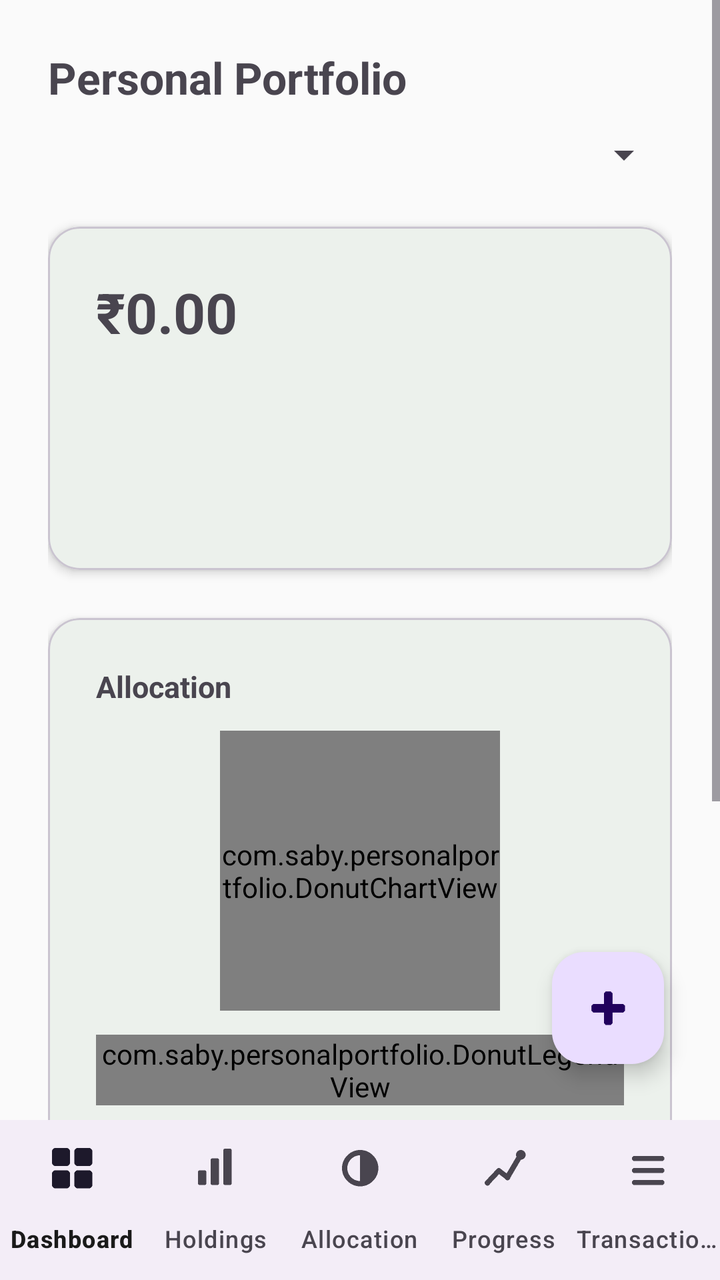
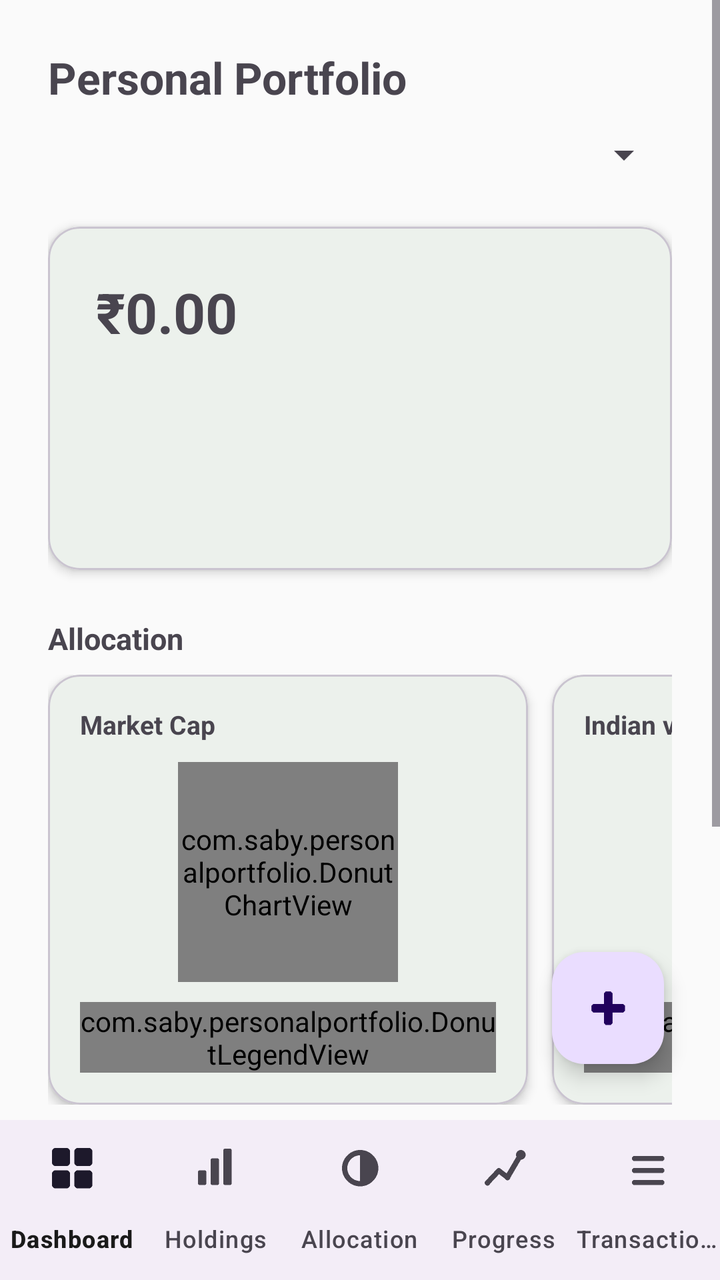

Two renders of the same Android screen: before a commit and after it. Below are the layout's source before the change and the commit's diff.
<!-- AndroidManifest.xml: application theme Theme.PersonalPortfolio -->
<!-- res/layout/activity_main.xml -->
<?xml version="1.0" encoding="utf-8"?>
<LinearLayout xmlns:android="http://schemas.android.com/apk/res/android"
    xmlns:app="http://schemas.android.com/apk/res-auto"
    android:layout_width="match_parent"
    android:layout_height="match_parent"
    android:orientation="vertical">

    <FrameLayout
        android:layout_width="match_parent"
        android:layout_height="0dp"
        android:layout_weight="1">

        <ScrollView
            android:layout_width="match_parent"
            android:layout_height="match_parent">

            <LinearLayout
                android:layout_width="match_parent"
                android:layout_height="wrap_content"
                android:orientation="vertical"
                android:padding="24dp">

                <TextView
                    android:layout_width="match_parent"
                    android:layout_height="wrap_content"
                    android:text="Personal Portfolio"
                    android:textSize="22sp"
                    android:textStyle="bold" />

                <Spinner
                    android:id="@+id/dashboardMemberSpinner"
                    android:layout_width="match_parent"
                    android:layout_height="wrap_content"
                    android:layout_marginTop="12dp" />

                <com.google.android.material.card.MaterialCardView
                    android:layout_width="match_parent"
                    android:layout_height="wrap_content"
                    android:layout_marginTop="24dp"
                    app:cardCornerRadius="16dp"
                    app:cardElevation="3dp">

                    <LinearLayout
                        android:layout_width="match_parent"
                        android:layout_height="wrap_content"
                        android:orientation="vertical"
                        android:padding="24dp">

                        <TextView
                            android:id="@+id/dashboardTotalValue"
                            android:layout_width="match_parent"
                            android:layout_height="wrap_content"
                            android:textSize="28sp"
                            android:textStyle="bold"
                            android:text="₹0.00" />

                        <TextView
                            android:id="@+id/dashboardGainLine"
                            android:layout_width="match_parent"
                            android:layout_height="wrap_content"
                            android:layout_marginTop="8dp"
                            android:textSize="15sp" />

                        <TextView
                            android:id="@+id/dashboardXirrLine"
                            android:layout_width="match_parent"
                            android:layout_height="wrap_content"
                            android:layout_marginTop="8dp"
                            android:textSize="15sp" />

                        <TextView
                            android:id="@+id/dashboardHoldingsCountLine"
                            android:layout_width="match_parent"
                            android:layout_height="wrap_content"
                            android:layout_marginTop="12dp"
                            android:textSize="13sp"
                            android:textColor="#757575" />

                    </LinearLayout>

                </com.google.android.material.card.MaterialCardView>

                <com.google.android.material.card.MaterialCardView
                    android:layout_width="match_parent"
                    android:layout_height="wrap_content"
                    android:layout_marginTop="24dp"
                    app:cardCornerRadius="16dp"
                    app:cardElevation="3dp">

                    <LinearLayout
                        android:layout_width="match_parent"
                        android:layout_height="wrap_content"
                        android:orientation="vertical"
                        android:gravity="center_horizontal"
                        android:padding="24dp">

                        <TextView
                            android:layout_width="match_parent"
                            android:layout_height="wrap_content"
                            android:text="Allocation"
                            android:textSize="15sp"
                            android:textStyle="bold" />

                        <com.saby.personalportfolio.DonutChartView
                            android:id="@+id/dashboardDonut"
                            android:layout_width="140dp"
                            android:layout_height="140dp"
                            android:layout_marginTop="12dp" />

                        <com.saby.personalportfolio.DonutLegendView
                            android:id="@+id/dashboardDonutLegend"
                            android:layout_width="match_parent"
                            android:layout_height="wrap_content"
                            android:layout_marginTop="12dp" />

                        <TextView
                            android:id="@+id/dashboardAllocationHint"
                            android:layout_width="match_parent"
                            android:layout_height="wrap_content"
                            android:layout_marginTop="8dp"
                            android:textSize="12sp"
                            android:textColor="#757575"
                            android:gravity="center"
                            android:text="Tap Allocation below for target comparison and fund composition editing" />

                    </LinearLayout>

                </com.google.android.material.card.MaterialCardView>

                <Button
                    android:id="@+id/settingsButton"
                    android:layout_width="match_parent"
                    android:layout_height="wrap_content"
                    android:layout_marginTop="24dp"
                    android:text="Settings (Backup / Theme)" />

                
                <View
                    android:layout_width="match_parent"
                    android:layout_height="72dp" />

            </LinearLayout>

        </ScrollView>

        <com.google.android.material.floatingactionbutton.FloatingActionButton
            android:id="@+id/importFab"
            android:layout_width="wrap_content"
            android:layout_height="wrap_content"
            android:layout_gravity="bottom|end"
            android:layout_margin="28dp"
            android:contentDescription="Import CAS PDF"
            app:srcCompat="@drawable/ic_fab_add" />

    </FrameLayout>

    <com.google.android.material.bottomnavigation.BottomNavigationView
        android:id="@+id/bottomNav"
        android:layout_width="match_parent"
        android:layout_height="wrap_content"
        app:menu="@menu/bottom_nav_menu"
        app:labelVisibilityMode="labeled" />

</LinearLayout>
<!-- resources referenced by this layout -->
<resources>
  <!-- drawable ic_fab_add: png bitmap (drawable, 362 bytes) -->
  <style name="Theme.PersonalPortfolio" parent="Theme.Material3.DayNight.NoActionBar">
          <item name="colorPrimary">@color/colorPrimary</item>
          <item name="colorPrimaryVariant">@color/colorPrimaryVariant</item>
          <item name="colorOnPrimary">@color/colorOnPrimary</item>
  
          <item name="colorSecondary">@color/colorSecondary</item>
          <item name="colorOnSecondary">@color/colorOnSecondary</item>
  
          <item name="android:colorBackground">@color/colorBackground</item>
          <item name="colorOnBackground">@color/colorOnBackground</item>
  
          <item name="colorSurface">@color/colorSurface</item>
          <item name="colorOnSurface">@color/colorOnSurface</item>
  
          <item name="android:statusBarColor">@color/colorPrimaryVariant</item>
      </style>
  <color name="colorPrimary">#1B5E20</color>
  <color name="colorPrimaryVariant">#0D3B12</color>
  <color name="colorOnPrimary">#FFFFFF</color>
  <color name="colorSecondary">#00897B</color>
  <color name="colorOnSecondary">#FFFFFF</color>
  <color name="colorBackground">#FAFAFA</color>
  <color name="colorOnBackground">#1A1A1A</color>
  <color name="colorSurface">#FFFFFF</color>
  <color name="colorOnSurface">#1A1A1A</color>
</resources>

<!-- the commit's change to res/layout/activity_main.xml (unified diff, before → after) -->
@@ -80,52 +80,151 @@
 
                 </com.google.android.material.card.MaterialCardView>
 
-                <com.google.android.material.card.MaterialCardView
+                <TextView
                     android:layout_width="match_parent"
                     android:layout_height="wrap_content"
                     android:layout_marginTop="24dp"
-                    app:cardCornerRadius="16dp"
-                    app:cardElevation="3dp">
+                    android:text="Allocation"
+                    android:textSize="15sp"
+                    android:textStyle="bold" />
+
+                
+                <HorizontalScrollView
+                    android:layout_width="match_parent"
+                    android:layout_height="wrap_content"
+                    android:layout_marginTop="8dp"
+                    android:clipToPadding="false"
+                    android:paddingEnd="12dp"
+                    android:scrollbars="none">
 
                     <LinearLayout
-                        android:layout_width="match_parent"
+                        android:layout_width="wrap_content"
                         android:layout_height="wrap_content"
-                        android:orientation="vertical"
-                        android:gravity="center_horizontal"
-                        android:padding="24dp">
-
-                        <TextView
-                            android:layout_width="match_parent"
-                            android:layout_height="wrap_content"
-                            android:text="Allocation"
-                            android:textSize="15sp"
-                            android:textStyle="bold" />
-
-                        <com.saby.personalportfolio.DonutChartView
-                            android:id="@+id/dashboardDonut"
-                            android:layout_width="140dp"
-                            android:layout_height="140dp"
-                            android:layout_marginTop="12dp" />
-
-                        <com.saby.personalportfolio.DonutLegendView
-                            android:id="@+id/dashboardDonutLegend"
-                            android:layout_width="match_parent"
-                            android:layout_height="wrap_content"
-                            android:layout_marginTop="12dp" />
-
-                        <TextView
-                            android:id="@+id/dashboardAllocationHint"
-                            android:layout_width="match_parent"
-                            android:layout_height="wrap_content"
-                            android:layout_marginTop="8dp"
-                            android:textSize="12sp"
-                            android:textColor="#757575"
-                            android:gravity="center"
-                            android:text="Tap Allocation below for target comparison and fund composition editing" />
+                        android:orientation="horizontal">
+
+                        <com.google.android.material.card.MaterialCardView
+                            android:layout_width="240dp"
+                            android:layout_height="wrap_content"
+                            app:cardCornerRadius="16dp"
+                            app:cardElevation="3dp">
+
+                            <LinearLayout
+                                android:layout_width="match_parent"
+                                android:layout_height="wrap_content"
+                                android:orientation="vertical"
+                                android:gravity="center_horizontal"
+                                android:padding="16dp">
+
+                                <TextView
+                                    android:layout_width="match_parent"
+                                    android:layout_height="wrap_content"
+                                    android:text="Market Cap"
+                                    android:textSize="13sp"
+                                    android:textStyle="bold" />
+
+                                <com.saby.personalportfolio.DonutChartView
+                                    android:id="@+id/dashboardDonutMarketCap"
+                                    android:layout_width="110dp"
+                                    android:layout_height="110dp"
+                                    android:layout_marginTop="10dp" />
+
+                                <com.saby.personalportfolio.DonutLegendView
+                                    android:id="@+id/dashboardDonutLegendMarketCap"
+                                    android:layout_width="match_parent"
+                                    android:layout_height="wrap_content"
+                                    android:layout_marginTop="10dp" />
+
+                            </LinearLayout>
+
+                        </com.google.android.material.card.MaterialCardView>
+
+                        <com.google.android.material.card.MaterialCardView
+                            android:layout_width="240dp"
+                            android:layout_height="wrap_content"
+                            android:layout_marginStart="12dp"
+                            app:cardCornerRadius="16dp"
+                            app:cardElevation="3dp">
+
+                            <LinearLayout
+                                android:layout_width="match_parent"
+                                android:layout_height="wrap_content"
+                                android:orientation="vertical"
+                                android:gravity="center_horizontal"
+                                android:padding="16dp">
+
+                                <TextView
+                                    android:layout_width="match_parent"
+                                    android:layout_height="wrap_content"
+                                    android:text="Indian vs. International"
+                                    android:textSize="13sp"
+                                    android:textStyle="bold" />
+
+                                <com.saby.personalportfolio.DonutChartView
+                                    android:id="@+id/dashboardDonutOrigin"
+                                    android:layout_width="110dp"
+                                    android:layout_height="110dp"
+                                    android:layout_marginTop="10dp" />
+
+                                <com.saby.personalportfolio.DonutLegendView
+                                    android:id="@+id/dashboardDonutLegendOrigin"
+                                    android:layout_width="match_parent"
+                                    android:layout_height="wrap_content"
+                                    android:layout_marginTop="10dp" />
+
+                            </LinearLayout>
+
+                        </com.google.android.material.card.MaterialCardView>
+
+                        <com.google.android.material.card.MaterialCardView
+                            android:layout_width="240dp"
+                            android:layout_height="wrap_content"
+                            android:layout_marginStart="12dp"
+                            app:cardCornerRadius="16dp"
+                            app:cardElevation="3dp">
+
+                            <LinearLayout
+                                android:layout_width="match_parent"
+                                android:layout_height="wrap_content"
+                                android:orientation="vertical"
+                                android:gravity="center_horizontal"
+                                android:padding="16dp">
+
+                                <TextView
+                                    android:layout_width="match_parent"
+                                    android:layout_height="wrap_content"
+                                    android:text="Equity / Debt / Commodity"
+                                    android:textSize="13sp"
+                                    android:textStyle="bold" />
+
+                                <com.saby.personalportfolio.DonutChartView
+                                    android:id="@+id/dashboardDonutClass"
+                                    android:layout_width="110dp"
+                                    android:layout_height="110dp"
+                                    android:layout_marginTop="10dp" />
+
+                                <com.saby.personalportfolio.DonutLegendView
+                                    android:id="@+id/dashboardDonutLegendClass"
+                                    android:layout_width="match_parent"
+                                    android:layout_height="wrap_content"
+                                    android:layout_marginTop="10dp" />
+
+                            </LinearLayout>
+
+                        </com.google.android.material.card.MaterialCardView>
 
                     </LinearLayout>
 
-                </com.google.android.material.card.MaterialCardView>
+                </HorizontalScrollView>
+
+                <TextView
+                    android:id="@+id/dashboardAllocationHint"
+                    android:layout_width="match_parent"
+                    android:layout_height="wrap_content"
+                    android:layout_marginTop="8dp"
+                    android:textSize="12sp"
+                    android:textColor="#757575"
+                    android:gravity="center"
+                    android:text="Swipe for more · tap Allocation below for target comparison and fund composition editing" />
 
                 <Button
                     android:id="@+id/settingsButton"
